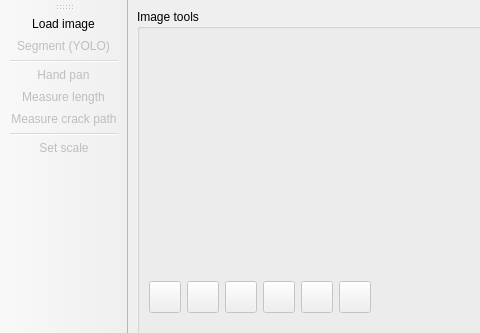
s-du/WhatTheCrack, file crackify.ui: the form before one commit; both pictures show x 0 to 480 and y 0 to 333 of the 800 by 600 pixel window.
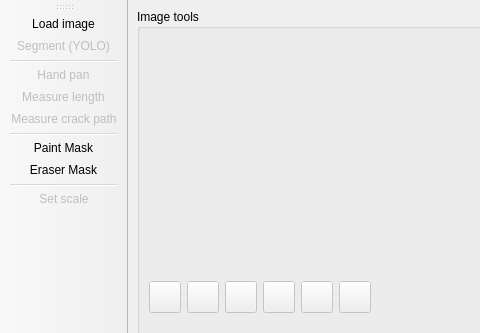
The form after the commit.

What changed in the file:
```diff
--- a/crackify.ui
+++ b/crackify.ui
@@ -233,6 +233,9 @@
    <addaction name="actionMeasure"/>
    <addaction name="actionMeasure_path"/>
    <addaction name="separator"/>
+   <addaction name="actionPaint_mask"/>
+   <addaction name="actionEraser_mask"/>
+   <addaction name="separator"/>
    <addaction name="actionSet_scale"/>
   </widget>
   <action name="actionLoad_image">
@@ -295,6 +298,16 @@
     <string>Measure a crack path between two nodes</string>
    </property>
   </action>
+  <action name="actionPaint_mask">
+   <property name="text">
+    <string>Paint Mask</string>
+   </property>
+  </action>
+  <action name="actionEraser_mask">
+   <property name="text">
+    <string>Eraser Mask</string>
+   </property>
+  </action>
  </widget>
  <resources/>
  <connections/>
```
